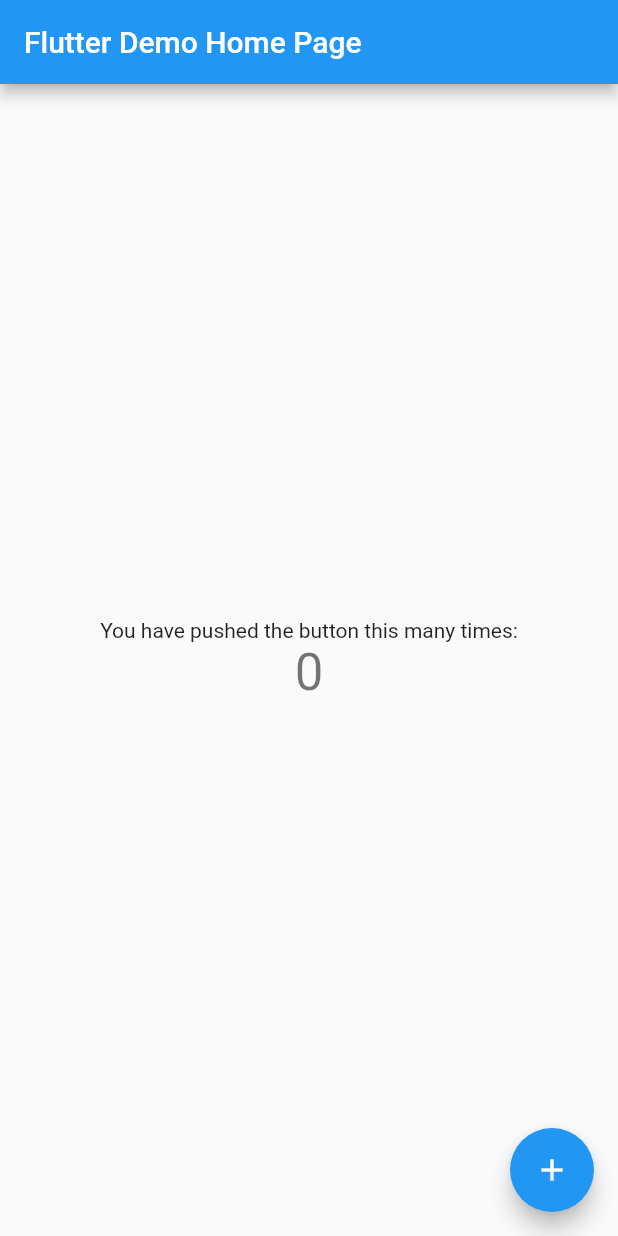
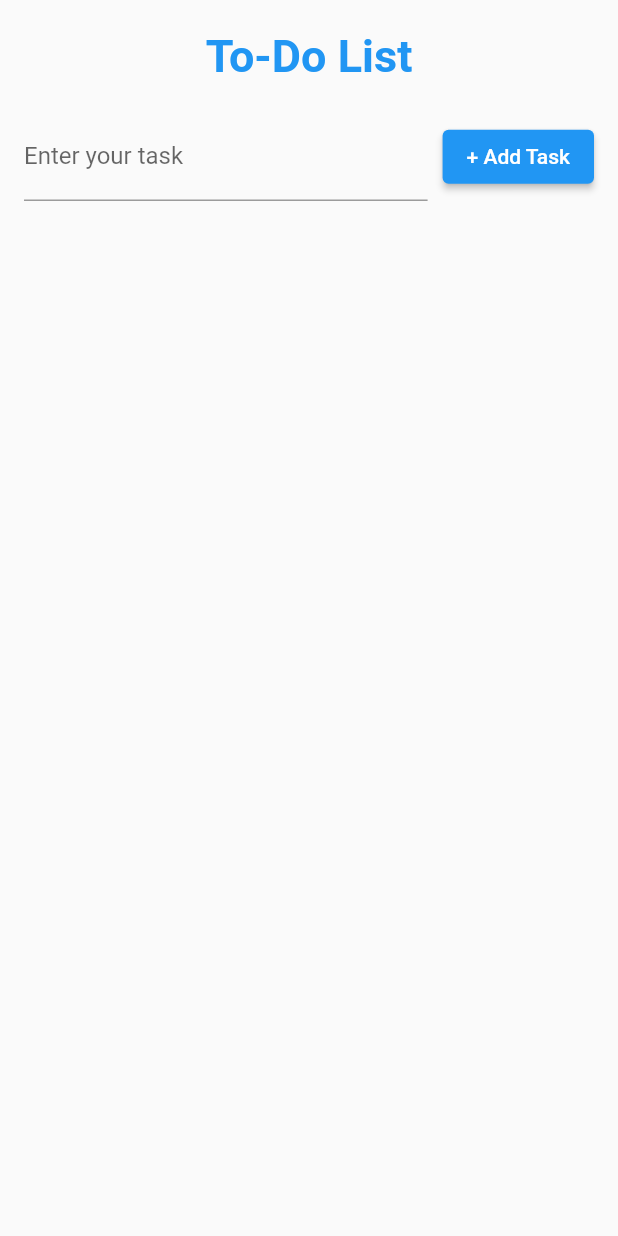
Before and after one commit to Arrrlinks/to-do-list-flutter, a Flutter app: the screen it shows after launch, on a phone screen of 412 x 824 dp. Run offline on Flutter 3.47's test engine with Material 2 defaults, Android fonts, the light colour scheme and no system bars.

Commit message:
feat: to-do list front

```diff
--- a/lib/main.dart
+++ b/lib/main.dart
@@ -11,7 +11,7 @@
   @override
   Widget build(BuildContext context) {
     return MaterialApp(
-      title: 'Flutter Demo',
+      title: 'To-Do List',
       theme: ThemeData(
         // This is the theme of your application.
         //
@@ -24,13 +24,13 @@
         // is not restarted.
         primarySwatch: Colors.blue,
       ),
-      home: const MyHomePage(title: 'Flutter Demo Home Page'),
+      home: const MyHomePage(),
     );
   }
 }
 
 class MyHomePage extends StatefulWidget {
-  const MyHomePage({super.key, required this.title});
+  const MyHomePage({super.key});
 
   // This widget is the home page of your application. It is stateful, meaning
   // that it has a State object (defined below) that contains fields that affect
@@ -41,75 +41,155 @@
   // used by the build method of the State. Fields in a Widget subclass are
   // always marked "final".
 
-  final String title;
-
   @override
   State<MyHomePage> createState() => _MyHomePageState();
 }
 
 class _MyHomePageState extends State<MyHomePage> {
-  int _counter = 0;
-
-  void _incrementCounter() {
-    setState(() {
-      // This call to setState tells the Flutter framework that something has
-      // changed in this State, which causes it to rerun the build method below
-      // so that the display can reflect the updated values. If we changed
-      // _counter without calling setState(), then the build method would not be
-      // called again, and so nothing would appear to happen.
-      _counter++;
-    });
-  }
+  TextEditingController _textController = TextEditingController();
+  List<List<dynamic>> _tasks = [];
+  bool isChecked = false;
 
   @override
   Widget build(BuildContext context) {
-    // This method is rerun every time setState is called, for instance as done
-    // by the _incrementCounter method above.
-    //
-    // The Flutter framework has been optimized to make rerunning build methods
-    // fast, so that you can just rebuild anything that needs updating rather
-    // than having to individually change instances of widgets.
     return Scaffold(
-      appBar: AppBar(
-        // Here we take the value from the MyHomePage object that was created by
-        // the App.build method, and use it to set our appbar title.
-        title: Text(widget.title),
-      ),
-      body: Center(
-        // Center is a layout widget. It takes a single child and positions it
-        // in the middle of the parent.
+      body: SafeArea(
         child: Column(
-          // Column is also a layout widget. It takes a list of children and
-          // arranges them vertically. By default, it sizes itself to fit its
-          // children horizontally, and tries to be as tall as its parent.
-          //
-          // Invoke "debug painting" (press "p" in the console, choose the
-          // "Toggle Debug Paint" action from the Flutter Inspector in Android
-          // Studio, or the "Toggle Debug Paint" command in Visual Studio Code)
-          // to see the wireframe for each widget.
-          //
-          // Column has various properties to control how it sizes itself and
-          // how it positions its children. Here we use mainAxisAlignment to
-          // center the children vertically; the main axis here is the vertical
-          // axis because Columns are vertical (the cross axis would be
-          // horizontal).
-          mainAxisAlignment: MainAxisAlignment.center,
-          children: <Widget>[
-            const Text(
-              'You have pushed the button this many times:',
+          crossAxisAlignment: CrossAxisAlignment.center,
+          children: [
+            const Padding(
+              padding: EdgeInsets.all(20),
+              child: Text(
+                'To-Do List',
+                style: TextStyle(
+                  fontSize: 30,
+                  fontWeight: FontWeight.bold,
+                  color: Colors.blue,
+                ),
+              ),
             ),
-            Text(
-              '$_counter',
-              style: Theme.of(context).textTheme.headlineMedium,
+            Container(
+              margin: const EdgeInsets.fromLTRB(16, 0, 16, 0),
+              alignment: Alignment.center,
+              child: SizedBox(
+                width: 450,
+                child: Row(
+                  mainAxisAlignment: MainAxisAlignment.spaceBetween,
+                  children: [
+                    Expanded(
+                      child: Padding(
+                        padding: const EdgeInsets.only(right: 10),
+                        child: TextField(
+                          controller: _textController,
+                          decoration: const InputDecoration(
+                            labelText: 'Enter your task',
+                          ),
+                          onSubmitted: (value) {
+                            if (value.isNotEmpty) {
+                              setState(() {
+                                _tasks.add([value, false]);
+                              });
+                              _textController.clear();
+                            }
+                            print(_tasks);
+                          },
+                        ),
+                      ),
+                    ),
+                    ElevatedButton(
+                      onPressed: () {
+                        String inputText = _textController.text;
+                        if (inputText.isNotEmpty) {
+                          setState(() {
+                            _tasks.add([inputText, false]);
+                          });
+                          _textController.clear();
+                        }
+                        print(_tasks);
+                      },
+                      child: const Text('+ Add Task'),
+                    ),
+                  ],
+                ),
+              ),
+            ),
+            Expanded(
+              child: Padding(
+                padding: const EdgeInsets.fromLTRB(0, 25, 0, 0),
+                child: Container(
+                  margin: const EdgeInsets.fromLTRB(16, 0, 16, 0),
+                  alignment: Alignment.topCenter,
+                  child: ListView.builder(
+                    itemCount: _tasks.length,
+                    itemBuilder: (context, index) {
+                      return Center(
+                        child: Container(
+                          decoration: BoxDecoration(
+                            borderRadius: BorderRadius.circular(4),
+                            color: Colors.blue[400],
+                            boxShadow: const [
+                              BoxShadow(
+                                color: Colors.grey,
+                                blurRadius: 3,
+                                offset: Offset(2, 2),
+                              ),
+                            ],
+                          ),
+                          width: 500,
+                          height: 50,
+                          margin: const EdgeInsets.fromLTRB(0, 5, 0, 5),
+                          child: Center(
+                            child: Padding(
+                              padding: const EdgeInsets.fromLTRB(10, 0, 10, 0),
+                              child: Row(
+                                mainAxisAlignment:
+                                    MainAxisAlignment.spaceBetween,
+                                children: [
+                                  Checkbox(
+                                    value: _tasks[index][1],
+                                    onChanged: (bool? newValue) {
+                                      if (newValue != null) {
+                                        setState(() {
+                                          _tasks[index][1] = newValue;
+                                        });
+                                      }
+                                      print(_tasks);
+                                    },
+                                  ),
+                                  Text(
+                                    _tasks[index][0],
+                                    style: const TextStyle(
+                                      fontSize: 20,
+                                      fontWeight: FontWeight.bold,
+                                      color: Colors.white,
+                                    ),
+                                  ),
+                                  IconButton(
+                                    onPressed: () {
+                                      setState(() {
+                                        _tasks.removeAt(index);
+                                      });
+                                    },
+                                    icon: const Icon(
+                                      Icons.delete,
+                                      color: Colors.white,
+                                    ),
+                                    visualDensity: VisualDensity.compact,
+                                  ),
+                                ],
+                              ),
+                            ),
+                          ),
+                        ),
+                      );
+                    },
+                  ),
+                ),
+              ),
             ),
           ],
         ),
       ),
-      floatingActionButton: FloatingActionButton(
-        onPressed: _incrementCounter,
-        tooltip: 'Increment',
-        child: const Icon(Icons.add),
-      ), // This trailing comma makes auto-formatting nicer for build methods.
     );
   }
 }
```
